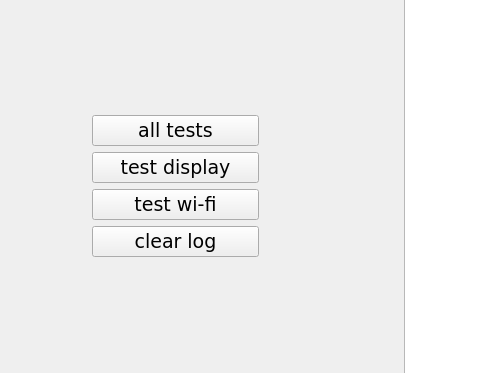
First picture: the form in optode_gui/gui/designer_main.ui, repository kazola/optode_gui, before the edit; both pictures show x 0 to 480 and y 198 to 571 of the 1024 by 768 pixel window.
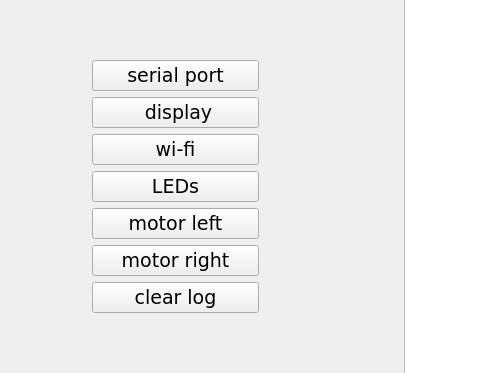
Second picture: the form after the edit.

Patch:
```diff
--- a/optode_gui/gui/designer_main.ui
+++ b/optode_gui/gui/designer_main.ui
@@ -98,7 +98,7 @@
                <string notr="true">font: 14pt &quot;DejaVu Sans&quot;;</string>
               </property>
               <property name="text">
-               <string>all tests</string>
+               <string>serial port</string>
               </property>
              </widget>
             </item>
@@ -123,7 +123,7 @@
                <string notr="true">font: 14pt &quot;DejaVu Sans&quot;;</string>
               </property>
               <property name="text">
-               <string>test display</string>
+               <string> display</string>
               </property>
              </widget>
             </item>
@@ -142,7 +142,64 @@
                <string notr="true">font: 14pt &quot;DejaVu Sans&quot;;</string>
               </property>
               <property name="text">
-               <string>test wi-fi</string>
+               <string>wi-fi</string>
+              </property>
+             </widget>
+            </item>
+            <item>
+             <widget class="QPushButton" name="btn_test_led_strip">
+              <property name="font">
+               <font>
+                <family>DejaVu Sans</family>
+                <pointsize>14</pointsize>
+                <weight>50</weight>
+                <italic>false</italic>
+                <bold>false</bold>
+               </font>
+              </property>
+              <property name="styleSheet">
+               <string notr="true">font: 14pt &quot;DejaVu Sans&quot;;</string>
+              </property>
+              <property name="text">
+               <string>LEDs</string>
+              </property>
+             </widget>
+            </item>
+            <item>
+             <widget class="QPushButton" name="btn_test_motor_move_left">
+              <property name="font">
+               <font>
+                <family>DejaVu Sans</family>
+                <pointsize>14</pointsize>
+                <weight>50</weight>
+                <italic>false</italic>
+                <bold>false</bold>
+               </font>
+              </property>
+              <property name="styleSheet">
+               <string notr="true">font: 14pt &quot;DejaVu Sans&quot;;</string>
+              </property>
+              <property name="text">
+               <string>motor left</string>
+              </property>
+             </widget>
+            </item>
+            <item>
+             <widget class="QPushButton" name="btn_test_motor_move_right">
+              <property name="font">
+               <font>
+                <family>DejaVu Sans</family>
+                <pointsize>14</pointsize>
+                <weight>50</weight>
+                <italic>false</italic>
+                <bold>false</bold>
+               </font>
+              </property>
+              <property name="styleSheet">
+               <string notr="true">font: 14pt &quot;DejaVu Sans&quot;;</string>
+              </property>
+              <property name="text">
+               <string>motor right</string>
               </property>
              </widget>
             </item>
```
Left out of the diff: 6 changed lines with no effect on the pictures.
